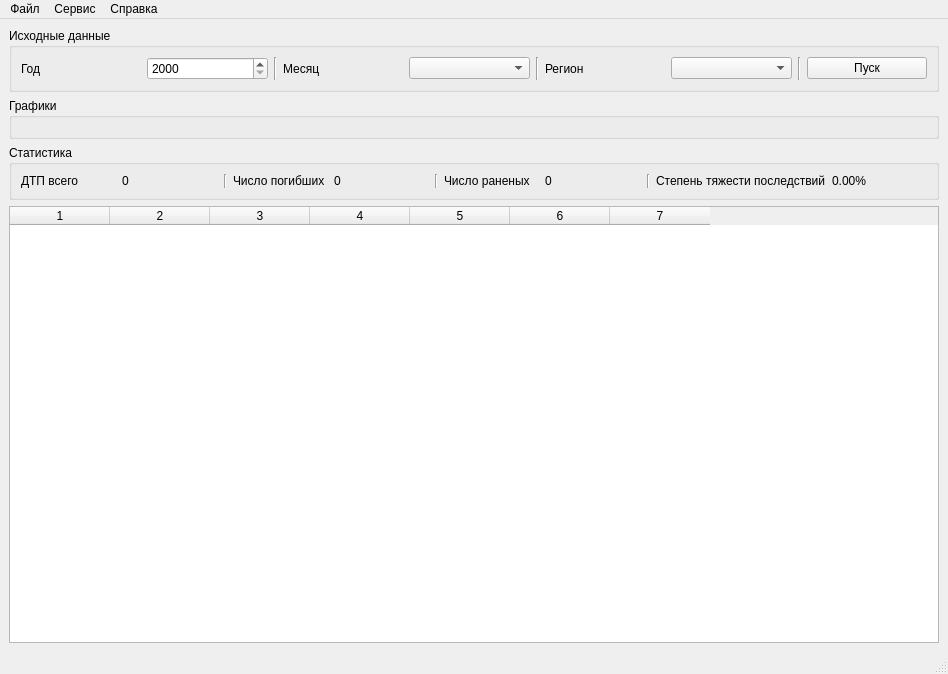
First picture: the form in ui/ui_mainwindow.ui, repository DoctorChe/GibddStat, before the edit.
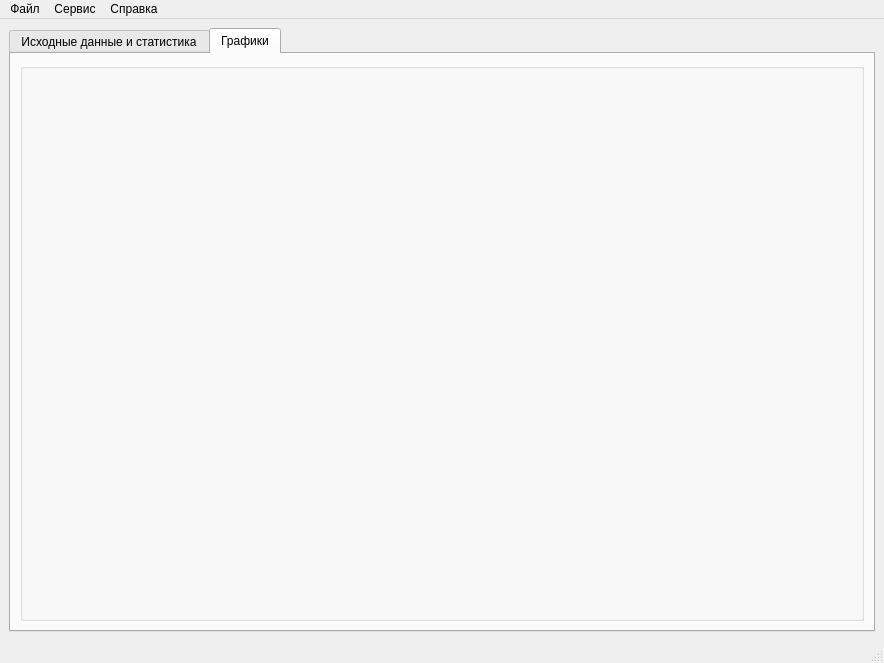
Second picture: the form after the edit. The open tabs and pages were chosen to show the change.

```diff
--- a/ui/ui_mainwindow.ui
+++ b/ui/ui_mainwindow.ui
@@ -6,8 +6,8 @@
    <rect>
     <x>0</x>
     <y>0</y>
-    <width>948</width>
-    <height>674</height>
+    <width>884</width>
+    <height>663</height>
    </rect>
   </property>
   <property name="windowTitle">
@@ -16,6 +16,16 @@
   <widget class="QWidget" name="centralwidget">
    <layout class="QVBoxLayout" name="verticalLayout_2">
     <item>
+     <widget class="QTabWidget" name="tabWidget">
+      <property name="currentIndex">
+       <number>0</number>
+      </property>
+      <widget class="QWidget" name="tab">
+       <attribute name="title">
+        <string>Исходные данные и статистика</string>
+       </attribute>
+       <layout class="QVBoxLayout" name="verticalLayout_4">
+        <item>
      <widget class="QGroupBox" name="groupBox">
       <property name="title">
        <string>Исходные данные</string>
@@ -84,7 +94,7 @@
          <item>
           <widget class="QPushButton" name="pushButton">
            <property name="text">
-            <string>Пуск</string>
+                <string>Запустить парсер</string>
            </property>
           </widget>
          </item>
@@ -93,18 +103,6 @@
       </layout>
      </widget>
     </item>
-    <item>
-     <widget class="QGroupBox" name="groupBox_graph">
-      <property name="title">
-       <string>Графики</string>
-      </property>
-      <layout class="QHBoxLayout" name="horizontalLayout_3">
-       <item>
-        <layout class="QVBoxLayout" name="verticalLayout_graph"/>
-       </item>
-      </layout>
-     </widget>
-    </item>
     <item>
      <widget class="QGroupBox" name="groupBox_2">
       <property name="title">
@@ -211,12 +209,35 @@
     </item>
    </layout>
   </widget>
+      <widget class="QWidget" name="tab_2">
+       <attribute name="title">
+        <string>Графики</string>
+       </attribute>
+       <layout class="QVBoxLayout" name="verticalLayout_5">
+        <item>
+         <widget class="QGroupBox" name="groupBox_graph">
+          <property name="title">
+           <string/>
+          </property>
+          <layout class="QHBoxLayout" name="horizontalLayout_3">
+           <item>
+            <layout class="QVBoxLayout" name="verticalLayout_graph"/>
+           </item>
+          </layout>
+         </widget>
+        </item>
+       </layout>
+      </widget>
+     </widget>
+    </item>
+   </layout>
+  </widget>
   <widget class="QMenuBar" name="menubar">
    <property name="geometry">
     <rect>
      <x>0</x>
      <y>0</y>
-     <width>948</width>
+     <width>884</width>
      <height>25</height>
     </rect>
    </property>
@@ -233,14 +254,14 @@
     <addaction name="action_About"/>
     <addaction name="action_Qt"/>
    </widget>
-   <widget class="QMenu" name="menu">
+   <widget class="QMenu" name="menu_Service">
     <property name="title">
      <string>Сервис</string>
     </property>
     <addaction name="action_reload_regcodes"/>
    </widget>
    <addaction name="menu_File"/>
-   <addaction name="menu"/>
+   <addaction name="menu_Service"/>
    <addaction name="menu_Help"/>
   </widget>
   <widget class="QStatusBar" name="statusbar"/>
```
Left out of the diff: 27 changed lines with no effect on the pictures. Lines whose indentation alone changed are shown as unchanged.
